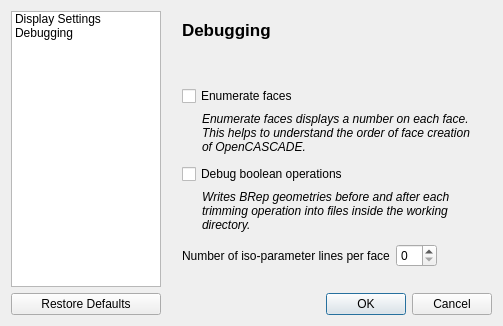
Above: TIGLViewer/src/TIGLViewerSettingsDialog.ui from DLR-SC/tigl before the change. Below: the same form after it.
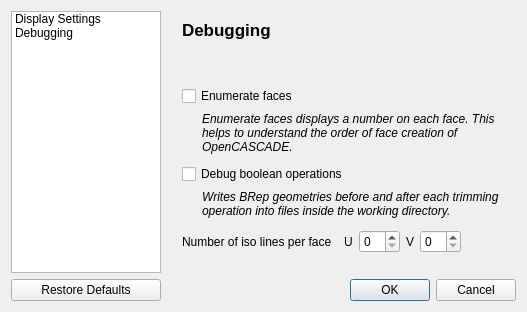
That is the form after the change. The open tabs and pages were chosen to show the change. Icons and pictures are not drawn.

Commit message:
Adjust u and v iso line count in TiGL Viewer
Also, the settings for TiGLViewer 3 are stored in parallel
to TiGL 2.

The edit to the form file:
```diff
--- a/TIGLViewer/src/TIGLViewerSettingsDialog.ui
+++ b/TIGLViewer/src/TIGLViewerSettingsDialog.ui
@@ -41,16 +41,6 @@
        <height>16777215</height>
       </size>
      </property>
-     <item>
-      <property name="text">
-       <string>Display Settings</string>
-      </property>
-     </item>
-     <item>
-      <property name="text">
-       <string>Debugging</string>
-      </property>
-     </item>
     </widget>
    </item>
    <item row="0" column="2">
@@ -549,12 +539,19 @@
          <item>
           <widget class="QLabel" name="label_21">
            <property name="text">
-            <string>Number of iso-parameter lines per face</string>
+            <string>Number of iso lines per face  </string>
            </property>
           </widget>
          </item>
          <item>
-          <widget class="QSpinBox" name="numIsoLinesSB">
+          <widget class="QLabel" name="label_12">
+           <property name="text">
+            <string>U</string>
+           </property>
+          </widget>
+         </item>
+         <item>
+          <widget class="QSpinBox" name="numUIsoLinesSB">
            <property name="sizePolicy">
             <sizepolicy hsizetype="Maximum" vsizetype="Fixed">
              <horstretch>0</horstretch>
@@ -574,7 +571,21 @@
             </size>
            </property>
            <property name="maximum">
-            <number>10</number>
+            <number>50</number>
+           </property>
+          </widget>
+         </item>
+         <item>
+          <widget class="QLabel" name="label_13">
+           <property name="text">
+            <string>V</string>
+           </property>
+          </widget>
+         </item>
+         <item>
+          <widget class="QSpinBox" name="numVIsoLinesSB">
+           <property name="maximum">
+            <number>50</number>
            </property>
           </widget>
          </item>
@@ -627,6 +638,32 @@
      </property>
     </widget>
    </item>
+   <item row="0" column="0">
+    <widget class="QListWidget" name="settingsList">
+     <property name="sizePolicy">
+      <sizepolicy hsizetype="Maximum" vsizetype="Expanding">
+       <horstretch>0</horstretch>
+       <verstretch>0</verstretch>
+      </sizepolicy>
+     </property>
+     <property name="maximumSize">
+      <size>
+       <width>150</width>
+       <height>16777215</height>
+      </size>
+     </property>
+     <item>
+      <property name="text">
+       <string>Display Settings</string>
+      </property>
+     </item>
+     <item>
+      <property name="text">
+       <string>Debugging</string>
+      </property>
+     </item>
+    </widget>
+   </item>
   </layout>
  </widget>
  <resources>
```
Left out of the diff: 30 changed lines with no effect on the pictures. The commit also changes 4 other files.
